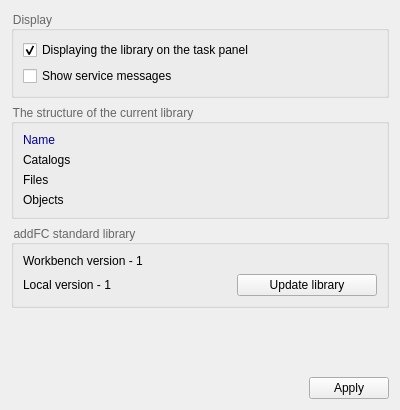
This is utils/addFC_Library_set.ui in GS90/addFC as Qt 5 draws it before an edit. The edited form follows.
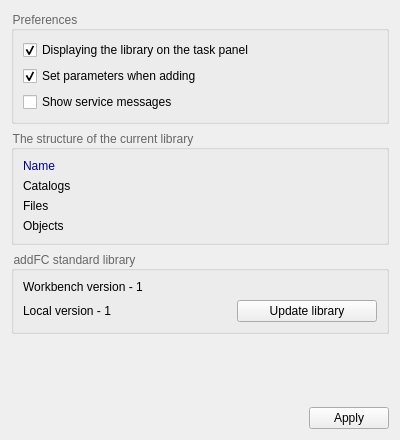
This is the edited form.

```diff
--- a/utils/addFC_Library_set.ui
+++ b/utils/addFC_Library_set.ui
@@ -11,13 +11,13 @@
     <x>0</x>
     <y>0</y>
     <width>400</width>
-    <height>410</height>
+    <height>440</height>
    </rect>
   </property>
   <property name="minimumSize">
    <size>
     <width>400</width>
-    <height>410</height>
+    <height>440</height>
    </size>
   </property>
   <property name="windowTitle">
@@ -30,7 +30,7 @@
       <string notr="true">QGroupBox:title {color: #666}</string>
      </property>
      <property name="title">
-      <string>Display</string>
+      <string>Preferences</string>
      </property>
      <layout class="QVBoxLayout" name="verticalLayout_4">
       <item>
@@ -43,6 +43,16 @@
         </property>
        </widget>
       </item>
+      <item>
+       <widget class="QCheckBox" name="parameters">
+        <property name="text">
+         <string>Set parameters when adding</string>
+        </property>
+        <property name="checked">
+         <bool>true</bool>
+        </property>
+       </widget>
+      </item>
       <item>
        <widget class="QCheckBox" name="debug">
         <property name="text">
```
